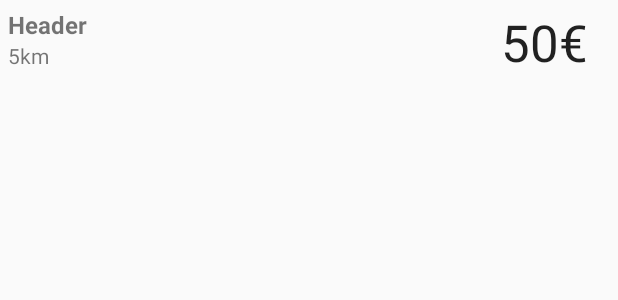
After one commit to jorros/SparApp, an Android app: the layout row.xml on its own in the app's theme, with its tools: preview values and no code run, on a phone screen of 412 x 824 dp. The commit adds this screen. Shown: the top 300 px of the screen. Run offline under Robolectric (Android 15) with nearby library versions, the phone set to English and light mode, and no system bars.

Commit message:
Added calculation

```diff
--- a/app/src/main/java/de/sparapp/activities/BasketActivity.java
+++ b/app/src/main/java/de/sparapp/activities/BasketActivity.java
@@ -2,6 +2,7 @@ package de.sparapp.activities;
 
 import android.app.Dialog;
 import android.content.DialogInterface;
+import android.content.Intent;
 import android.os.Bundle;
 import android.support.v7.app.AlertDialog;
 import android.support.v7.app.AppCompatActivity;
@@ -48,11 +49,12 @@ public class BasketActivity extends AppCompatActivity {
     }
 
     private Dialog openDialog() {
-        AlertDialog.Builder builder = new AlertDialog.Builder(this);
+        final AlertDialog.Builder builder = new AlertDialog.Builder(this);
         builder.setMessage("Bitte geben Sie die Distanz ein (km):")
                 .setPositiveButton("Berechne", new DialogInterface.OnClickListener() {
                     public void onClick(DialogInterface dialog, int id) {
-                        // FIRE ZE MISSILES!
+                        Intent shopIntent = new Intent(BasketActivity.this, ShopActivity.class);
+                        BasketActivity.this.startActivity(shopIntent);
                     }
                 })
                 .setNegativeButton("Abbrechen", new DialogInterface.OnClickListener() {
--- /dev/null
+++ b/app/src/main/res/layout/row.xml
@@ -0,0 +1,50 @@
+<?xml version="1.0" encoding="utf-8"?>
+<LinearLayout xmlns:android="http://schemas.android.com/apk/res/android"
+    android:layout_width="match_parent"
+    android:layout_height="match_parent"
+    android:orientation="vertical" >
+
+    <LinearLayout
+        android:orientation="horizontal"
+        android:layout_width="match_parent"
+        android:layout_height="match_parent"
+        android:weightSum="1">
+
+        <LinearLayout
+            android:orientation="vertical"
+            android:layout_width="243dp"
+            android:layout_height="match_parent">
+
+            <TextView android:layout_width="wrap_content"
+                android:layout_height="wrap_content"
+                android:id="@+id/rowName"
+                android:text="Header"
+                android:textStyle="bold"
+                android:paddingLeft="5dp"
+                android:paddingTop="5dp"
+                android:textSize="16dp" />
+
+            <TextView
+                android:layout_width="wrap_content"
+                android:layout_height="wrap_content"
+                android:id="@+id/rowDistance"
+                android:text="5km"
+                android:paddingLeft="5dp"
+                android:paddingBottom="5dp" />
+        </LinearLayout>
+
+        <TextView
+            android:layout_width="match_parent"
+            android:layout_height="wrap_content"
+            android:textAppearance="?android:attr/textAppearanceLarge"
+            android:text="50€"
+            android:id="@+id/rowPrice"
+            android:gravity="right"
+            android:paddingRight="20dp"
+            android:textSize="34dp"
+            android:paddingBottom="5dp"
+            android:paddingTop="5dp" />
+    </LinearLayout>
+
+
+</LinearLayout>
```
Also changed, not shown: app/src/main/AndroidManifest.xml (+9 -0 lines), app/src/main/java/de/sparapp/ShopAdapter.java (added, +56 -0 lines), app/src/main/java/de/sparapp/activities/DistanceDialog.java (deleted, +0 -38 lines), app/src/main/java/de/sparapp/activities/ShopActivity.java (added, +70 -0 lines), app/src/main/java/de/sparapp/entities/ProductInShop.java (+7 -0 lines), app/src/main/java/de/sparapp/entities/Shop.java (+24 -0 lines), app/src/main/java/de/sparapp/entities/ShopResult.java (added, +31 -0 lines), app/src/main/java/de/sparapp/providers/ProductInShopProvider.java (added, +55 -0 lines), app/src/main/java/de/sparapp/providers/ShopProvider.java (added, +40 -0 lines), app/src/main/res/layout/shop.xml (added, +10 -0 lines).
